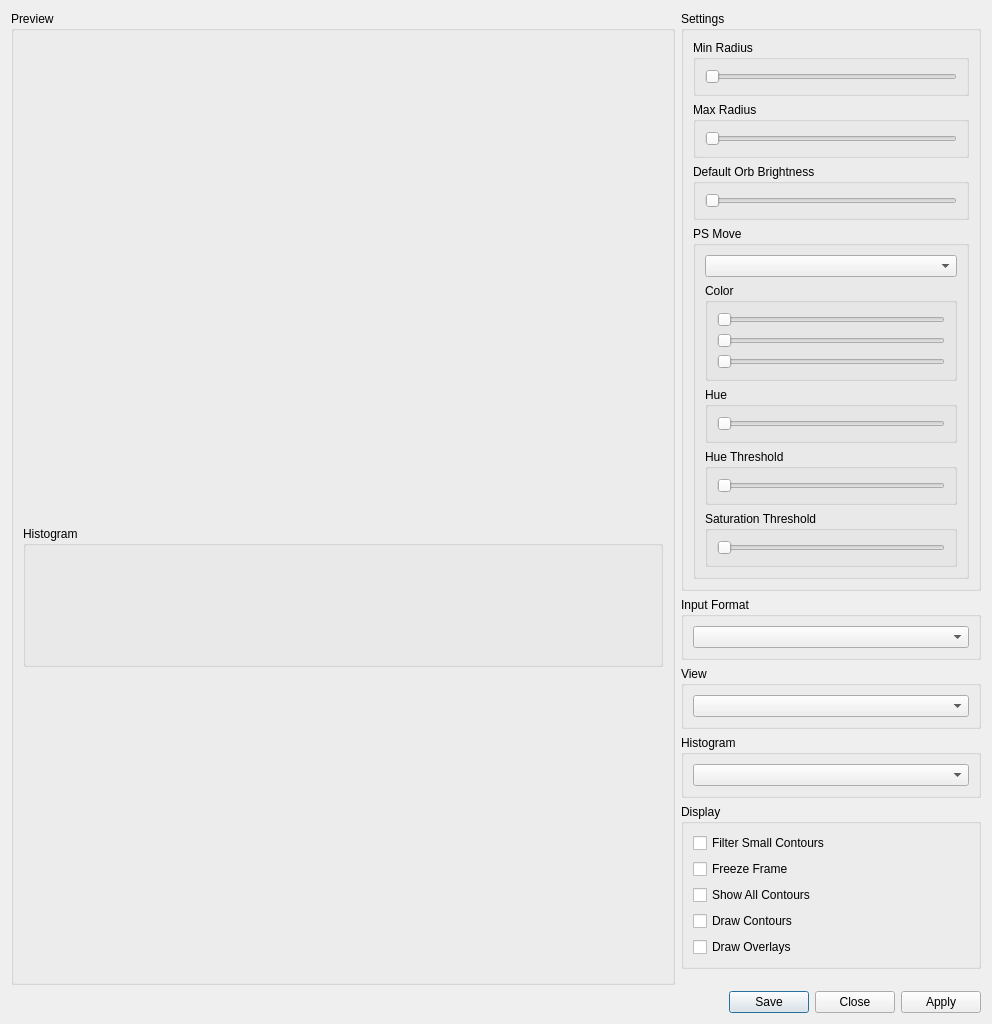
This is rpcs3/rpcs3qt/ps_move_tracker_dialog.ui in RPCS3/rpcs3 as Qt 5 draws it before an edit. The edited form follows.
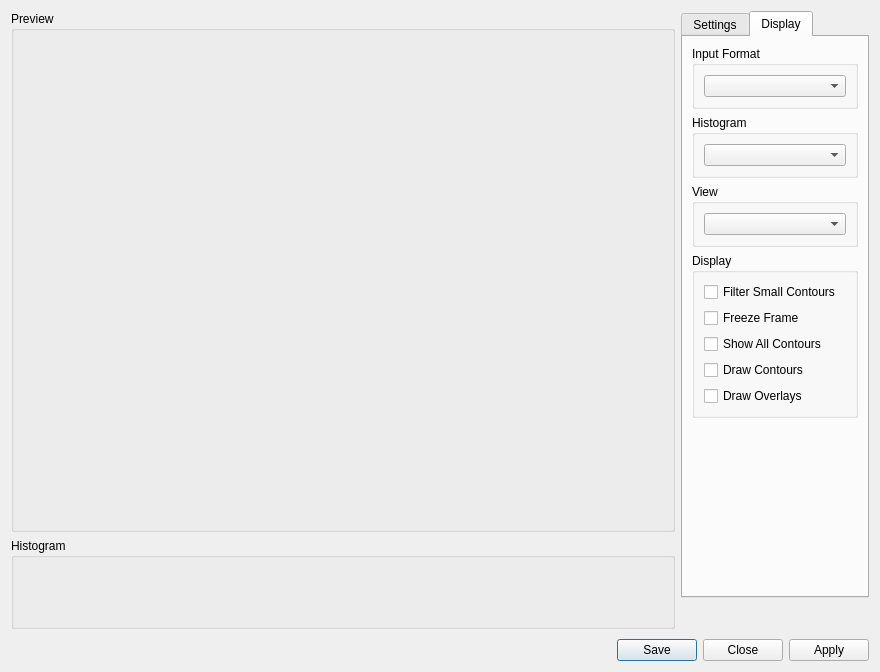
This is the edited form. The open tabs and pages were chosen to show the change.

Commit message: Qt: improve ps move tracker dialog layout a bit

```diff
--- a/rpcs3/rpcs3qt/ps_move_tracker_dialog.ui
+++ b/rpcs3/rpcs3qt/ps_move_tracker_dialog.ui
@@ -6,8 +6,8 @@
    <rect>
     <x>0</x>
     <y>0</y>
-    <width>992</width>
-    <height>1024</height>
+    <width>880</width>
+    <height>672</height>
    </rect>
   </property>
   <property name="sizePolicy">
@@ -43,6 +43,9 @@
             </property>
            </widget>
           </item>
+         </layout>
+        </widget>
+       </item>
           <item>
            <widget class="QGroupBox" name="gistoGb">
             <property name="title">
@@ -51,10 +54,16 @@
             <layout class="QVBoxLayout" name="gistoGbLayout">
              <item>
               <widget class="QLabel" name="histogramLabel">
+            <property name="sizePolicy">
+             <sizepolicy hsizetype="MinimumExpanding" vsizetype="Preferred">
+              <horstretch>0</horstretch>
+              <verstretch>0</verstretch>
+             </sizepolicy>
+            </property>
                <property name="minimumSize">
                 <size>
                  <width>0</width>
-                 <height>100</height>
+              <height>50</height>
                 </size>
                </property>
                <property name="text">
@@ -66,7 +75,7 @@
            </widget>
           </item>
           <item>
-           <spacer name="verticalSpacer_2">
+        <spacer name="previewSpacer">
             <property name="orientation">
              <enum>Qt::Orientation::Vertical</enum>
             </property>
@@ -80,26 +89,18 @@
              </size>
             </property>
            </spacer>
-          </item>
-         </layout>
-        </widget>
        </item>
       </layout>
      </item>
      <item>
       <layout class="QVBoxLayout" name="rightLayout">
        <item>
-        <widget class="QGroupBox" name="settingsGb">
-         <property name="minimumSize">
-          <size>
-           <width>300</width>
-           <height>0</height>
-          </size>
-         </property>
-         <property name="title">
+        <widget class="QTabWidget" name="settingsTabWidget">
+         <widget class="QWidget" name="settingsPage" native="true">
+          <attribute name="title">
           <string>Settings</string>
-         </property>
-         <layout class="QVBoxLayout" name="verticalLayout_2">
+          </attribute>
+          <layout class="QVBoxLayout" name="settingsPageLayout">
           <item>
            <widget class="QGroupBox" name="minRadiusGb">
             <property name="title">
@@ -157,6 +158,9 @@
              <item>
               <widget class="QComboBox" name="comboSelectDevice"/>
              </item>
+             </layout>
+            </widget>
+           </item>
              <item>
               <widget class="QGroupBox" name="colorGb">
                <property name="title">
@@ -255,10 +259,11 @@
              </item>
             </layout>
            </widget>
-          </item>
-         </layout>
-        </widget>
-       </item>
+         <widget class="QWidget" name="displayPage">
+          <attribute name="title">
+           <string>Display</string>
+          </attribute>
+          <layout class="QVBoxLayout" name="displayPageLayout">
        <item>
         <widget class="QGroupBox" name="inputFormatGb">
          <property name="title">
@@ -271,6 +276,18 @@
          </layout>
         </widget>
        </item>
+           <item>
+            <widget class="QGroupBox" name="histoSettingsGb">
+             <property name="title">
+              <string>Histogram</string>
+             </property>
+             <layout class="QVBoxLayout" name="histoSettingsGbLayout">
+              <item>
+               <widget class="QComboBox" name="histoCombo"/>
+              </item>
+             </layout>
+            </widget>
+           </item>
        <item>
         <widget class="QGroupBox" name="viewGb">
          <property name="title">
@@ -283,18 +300,6 @@
          </layout>
         </widget>
        </item>
-       <item>
-        <widget class="QGroupBox" name="histoSettingsGb">
-         <property name="title">
-          <string>Histogram</string>
-         </property>
-         <layout class="QVBoxLayout" name="histoSettingsGbLayout">
-          <item>
-           <widget class="QComboBox" name="histoCombo"/>
-          </item>
-         </layout>
-        </widget>
-       </item>
        <item>
         <widget class="QGroupBox" name="displayGb">
          <property name="title">
@@ -340,7 +345,27 @@
         </widget>
        </item>
        <item>
-        <spacer name="verticalSpacer">
+            <spacer name="displayPageSpacer">
+             <property name="orientation">
+              <enum>Qt::Orientation::Vertical</enum>
+             </property>
+             <property name="sizeType">
+              <enum>QSizePolicy::Policy::MinimumExpanding</enum>
+             </property>
+             <property name="sizeHint" stdset="0">
+              <size>
+               <width>0</width>
+               <height>0</height>
+              </size>
+             </property>
+            </spacer>
+           </item>
+          </layout>
+         </widget>
+        </widget>
+       </item>
+       <item>
+        <spacer name="rightLayoutSpacer">
          <property name="orientation">
           <enum>Qt::Orientation::Vertical</enum>
          </property>
```
Lines whose indentation alone changed are shown as unchanged. The commit also changes 1 other file.
